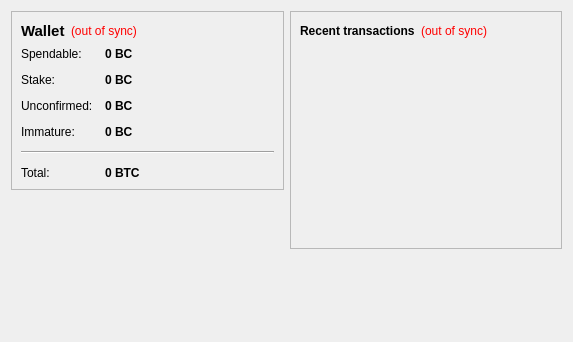
Qt form src/qt/forms/overviewpage.ui (mayancoin/mayancoin) before a commit.
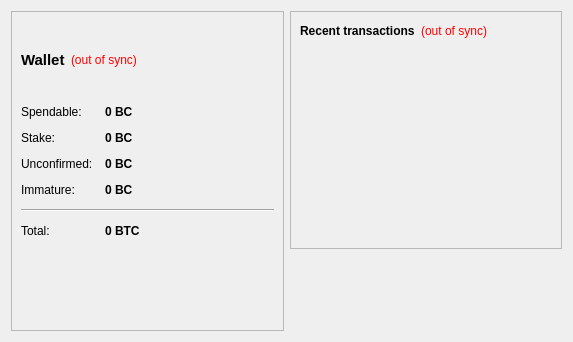
The same form after that commit. Icons and pictures are not drawn.

Patch:
```diff
--- a/src/qt/forms/overviewpage.ui
+++ b/src/qt/forms/overviewpage.ui
@@ -234,22 +234,22 @@
           </item>
          </layout>
         </item>
+        <item>
+         <widget class="QLabel" name="label_2">
+          <property name="text">
+           <string/>
+          </property>
+          <property name="pixmap">
+           <pixmap resource="../bitcoin.qrc">:/images/wallet</pixmap>
+          </property>
+          <property name="scaledContents">
+           <bool>true</bool>
+          </property>
+         </widget>
+        </item>
        </layout>
       </widget>
      </item>
-     <item>
-      <spacer name="verticalSpacer">
-       <property name="orientation">
-        <enum>Qt::Vertical</enum>
-       </property>
-       <property name="sizeHint" stdset="0">
-        <size>
-         <width>20</width>
-         <height>40</height>
-        </size>
-       </property>
-      </spacer>
-     </item>
     </layout>
    </item>
    <item>
```
Left out of the diff: 4 changed lines with no effect on the pictures.
